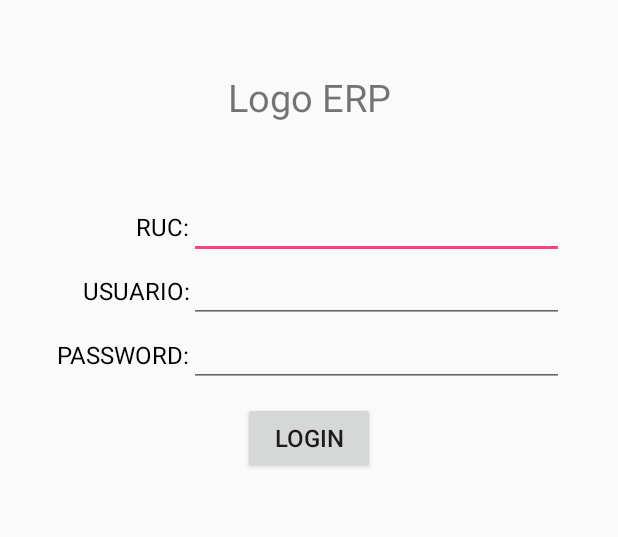
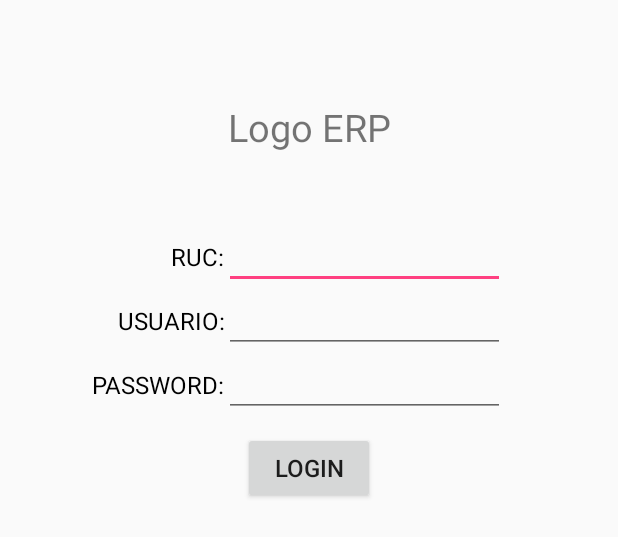
Before and after one commit to AugustCS/CRUD1, an Android app: the layout fragment_login.xml on its own in the app's theme, with its tools: preview values and no code run, on a phone screen of 412 x 824 dp. Shown: the top 537 px of the screen. Run offline under Robolectric (Android 15) with nearby library versions, the phone set to English and light mode, and no system bars.

```diff
--- a/app/src/main/java/com/debugia/crudinicial/UsuarioBD.java
+++ b/app/src/main/java/com/debugia/crudinicial/UsuarioBD.java
@@ -61,4 +61,8 @@ public class UsuarioBD {
         }
         return strexpresion;
     }
+
+    public static void getExitLogin() {
+        CodEmp=null;
+    }
 }
--- a/app/src/main/res/layout/fragment_familia.xml
+++ b/app/src/main/res/layout/fragment_familia.xml
@@ -17,6 +17,7 @@
             android:layout_width="match_parent"
             android:layout_height="wrap_content"
             android:ems="10"
+            android:hint="Buscar...."
             android:inputType="textPersonName" />
 
         <ListView
--- a/app/src/main/res/layout/fragment_login.xml
+++ b/app/src/main/res/layout/fragment_login.xml
@@ -13,85 +13,99 @@
         <LinearLayout
             android:layout_width="match_parent"
             android:layout_height="match_parent"
+            android:layout_margin="20dp"
             android:orientation="vertical">
 
             <LinearLayout
                 android:layout_width="match_parent"
                 android:layout_height="wrap_content"
                 android:orientation="horizontal">
+
                 <TextView
                     android:layout_width="match_parent"
                     android:layout_height="130dp"
                     android:gravity="center"
                     android:text="Logo ERP"
-                    android:textSize="25sp"/>
+                    android:textSize="25sp" />
             </LinearLayout>
 
             <LinearLayout
                 android:layout_width="match_parent"
                 android:layout_height="wrap_content"
+                android:gravity="center"
                 android:orientation="horizontal"
-                android:gravity="center"
                 android:paddingLeft="15dp"
                 android:paddingRight="15dp">
+
                 <TextView
-                    android:layout_width="90dp"
+                    android:layout_width="match_parent"
                     android:layout_height="wrap_content"
+                    android:layout_weight="2"
                     android:text="@string/ruc"
-                    android:textSize="16sp"
+                    android:textAlignment="textEnd"
                     android:textColor="@color/colorBlack"
-                    android:textAlignment="textEnd" />
+                    android:textSize="16sp" />
 
                 <EditText
                     android:id="@+id/et_ruc"
-                    android:layout_width="250dp"
-                    android:textSize="16sp"
+                    android:layout_width="match_parent"
                     android:layout_height="wrap_content"
-                    android:textColor="@color/colorBlack" />
+                    android:layout_marginRight="40dp"
+                    android:layout_weight="1"
+                    android:textColor="@color/colorBlack"
+                    android:textSize="16sp" />
             </LinearLayout>
 
             <LinearLayout
                 android:layout_width="match_parent"
                 android:layout_height="wrap_content"
+                android:gravity="center"
                 android:orientation="horizontal"
-                android:gravity="center"
                 android:paddingLeft="15dp"
                 android:paddingRight="15dp">
+
                 <TextView
-                    android:layout_width="90dp"
+                    android:layout_width="match_parent"
                     android:layout_height="wrap_content"
+                    android:layout_weight="2"
                     android:text="@string/usuario"
-                    android:textSize="16sp"
+                    android:textAlignment="textEnd"
                     android:textColor="@color/colorBlack"
-                    android:textAlignment="textEnd" />
+                    android:textSize="16sp" />
 
                 <EditText
                     android:id="@+id/et_usuario"
-                    android:layout_width="250dp"
-                    android:textSize="16sp"
+                    android:layout_width="match_parent"
                     android:layout_height="wrap_content"
-                    android:textColor="@color/colorBlack" />
+                    android:layout_marginRight="40dp"
+                    android:layout_weight="1"
+                    android:textColor="@color/colorBlack"
+                    android:textSize="16sp" />
             </LinearLayout>
 
             <LinearLayout
                 android:layout_width="match_parent"
                 android:layout_height="wrap_content"
+                android:gravity="center"
                 android:orientation="horizontal"
-                android:gravity="center"
                 android:paddingLeft="15dp"
                 android:paddingRight="15dp">
+
                 <TextView
-                    android:layout_width="90dp"
+                    android:layout_width="match_parent"
                     android:layout_height="wrap_content"
+                    android:layout_weight="2"
                     android:text="@string/password"
-                    android:textSize="16sp"
+                    android:textAlignment="textEnd"
                     android:textColor="@color/colorBlack"
-                    android:textAlignment="textEnd" />
+                    android:textSize="16sp" />
 
                 <EditText
                     android:id="@+id/et_clave"
-                    android:layout_width="250dp"
+                    android:layout_width="match_parent"
                     android:layout_height="wrap_content"
+                    android:layout_marginRight="40dp"
+                    android:layout_weight="1"
                     android:inputType="textPassword"
                     android:textColor="@color/colorBlack"
                     android:textSize="16sp" />
@@ -103,8 +117,8 @@
                 android:layout_height="wrap_content"
                 android:layout_gravity="center_horizontal"
                 android:layout_marginTop="10dp"
-                android:textSize="16sp"
-                android:text="@string/login" />
+                android:text="@string/login"
+                android:textSize="16sp" />
         </LinearLayout>
     </ScrollView>
 
--- a/app/src/main/res/layout/fragment_splash_screen.xml
+++ b/app/src/main/res/layout/fragment_splash_screen.xml
@@ -7,7 +7,7 @@
 
     <ImageView
         android:id="@+id/imageView2"
-        android:layout_width="wrap_content"
-        android:layout_height="wrap_content"
+        android:layout_width="match_parent"
+        android:layout_height="match_parent"
         android:src="@drawable/polo" />
 </FrameLayout>
```
Also changed, not shown: app/src/main/java/com/debugia/crudinicial/Index.java (+27 -4 lines), app/src/main/java/com/debugia/crudinicial/MenuPrincipal.java (+14 -1 lines), app/src/main/java/com/debugia/crudinicial/SubFamiliaBD.java (added, +37 -0 lines), app/src/main/java/com/debugia/crudinicial/sub_familia.java (+61 -2 lines), app/src/main/res/layout/content_index.xml (+7 -7 lines), app/src/main/res/layout/fragment_sub_familia.xml (+16 -3 lines), app/src/main/res/drawable/polo.jpg (added).
